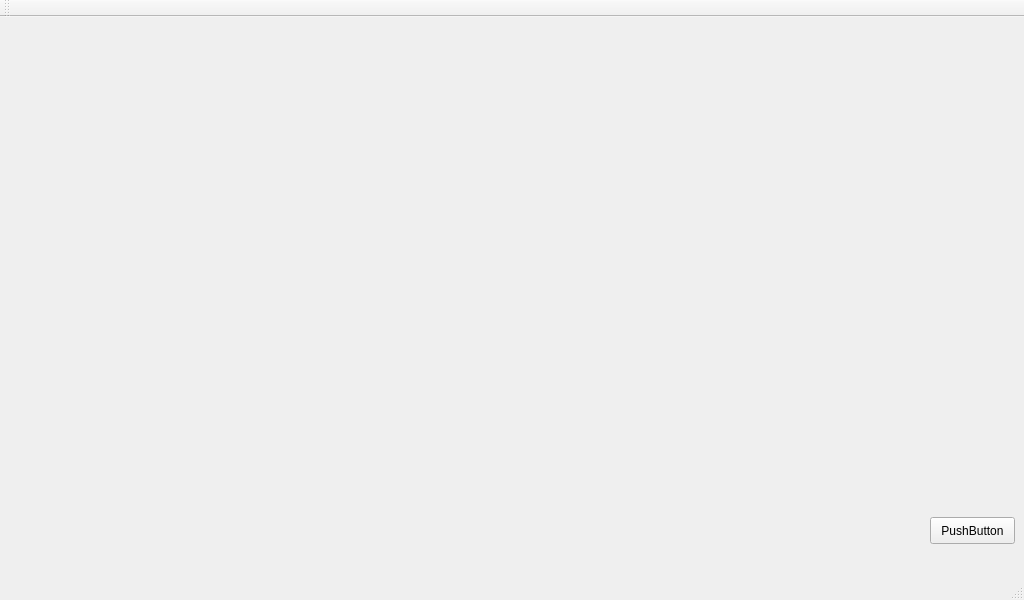
This is QTClient/mainwindow.ui in sunjiangbo/gyTool-Manager as Qt 5 draws it before an edit. The edited form follows.
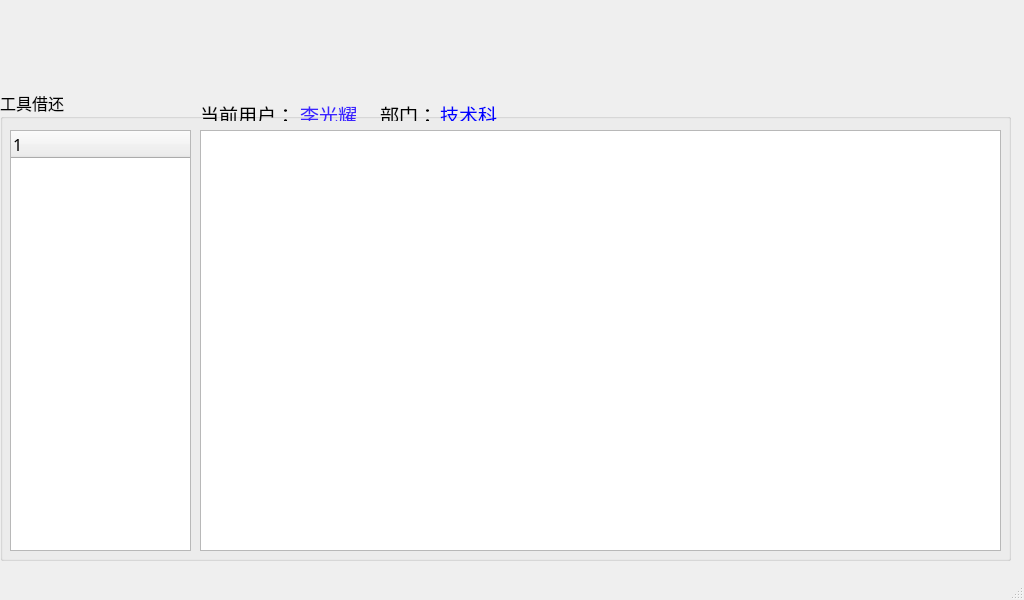
This is the edited form. Icons and pictures are not drawn.

What changed in the file:
```diff
--- a/QTClient/mainwindow.ui
+++ b/QTClient/mainwindow.ui
@@ -14,37 +14,115 @@
    <string>MainWindow</string>
   </property>
   <widget class="QWidget" name="centralWidget">
-   <widget class="QPushButton" name="pushButton">
+   <widget class="QLabel" name="label">
     <property name="geometry">
      <rect>
-      <x>930</x>
-      <y>500</y>
-      <width>85</width>
-      <height>27</height>
+      <x>210</x>
+      <y>10</y>
+      <width>591</width>
+      <height>81</height>
      </rect>
     </property>
     <property name="text">
-     <string>PushButton</string>
+     <string/>
     </property>
    </widget>
-  </widget>
-  <widget class="QMenuBar" name="menuBar">
-   <property name="geometry">
-    <rect>
-     <x>0</x>
-     <y>0</y>
-     <width>1024</width>
-     <height>21</height>
-    </rect>
-   </property>
-  </widget>
-  <widget class="QToolBar" name="mainToolBar">
-   <attribute name="toolBarArea">
-    <enum>TopToolBarArea</enum>
-   </attribute>
-   <attribute name="toolBarBreak">
-    <bool>false</bool>
-   </attribute>
+   <widget class="QGroupBox" name="groupBox">
+    <property name="geometry">
+     <rect>
+      <x>0</x>
+      <y>90</y>
+      <width>1011</width>
+      <height>471</height>
+     </rect>
+    </property>
+    <property name="font">
+     <font>
+      <family>新宋体</family>
+      <pointsize>12</pointsize>
+     </font>
+    </property>
+    <property name="title">
+     <string>工具借还</string>
+    </property>
+    <widget class="QTreeWidget" name="treeWidget">
+     <property name="geometry">
+      <rect>
+       <x>10</x>
+       <y>40</y>
+       <width>181</width>
+       <height>421</height>
+      </rect>
+     </property>
+     <column>
+      <property name="text">
+       <string notr="true">1</string>
+      </property>
+     </column>
+    </widget>
+    <widget class="QTableWidget" name="tableWidget">
+     <property name="geometry">
+      <rect>
+       <x>200</x>
+       <y>40</y>
+       <width>801</width>
+       <height>421</height>
+      </rect>
+     </property>
+    </widget>
+    <widget class="QLabel" name="label_2">
+     <property name="geometry">
+      <rect>
+       <x>200</x>
+       <y>10</y>
+       <width>91</width>
+       <height>21</height>
+      </rect>
+     </property>
+     <property name="text">
+      <string>&lt;html&gt;&lt;head/&gt;&lt;body&gt;&lt;p&gt;&lt;span style=&quot; font-size:14pt;&quot;&gt;当前用户：&lt;/span&gt;&lt;/p&gt;&lt;/body&gt;&lt;/html&gt;</string>
+     </property>
+    </widget>
+    <widget class="QLabel" name="uName">
+     <property name="geometry">
+      <rect>
+       <x>300</x>
+       <y>10</y>
+       <width>71</width>
+       <height>21</height>
+      </rect>
+     </property>
+     <property name="text">
+      <string>&lt;html&gt;&lt;head/&gt;&lt;body&gt;&lt;p&gt;&lt;span style=&quot; font-size:14pt; color:#3c23ff;&quot;&gt;李光耀&lt;/span&gt;&lt;/p&gt;&lt;/body&gt;&lt;/html&gt;</string>
+     </property>
+    </widget>
+    <widget class="QLabel" name="label_3">
+     <property name="geometry">
+      <rect>
+       <x>380</x>
+       <y>10</y>
+       <width>61</width>
+       <height>21</height>
+      </rect>
+     </property>
+     <property name="text">
+      <string>&lt;html&gt;&lt;head/&gt;&lt;body&gt;&lt;p&gt;&lt;span style=&quot; font-size:14pt;&quot;&gt;部门：&lt;/span&gt;&lt;/p&gt;&lt;/body&gt;&lt;/html&gt;</string>
+     </property>
+    </widget>
+    <widget class="QLabel" name="uCorp">
+     <property name="geometry">
+      <rect>
+       <x>440</x>
+       <y>10</y>
+       <width>71</width>
+       <height>21</height>
+      </rect>
+     </property>
+     <property name="text">
+      <string>&lt;html&gt;&lt;head/&gt;&lt;body&gt;&lt;p&gt;&lt;span style=&quot; font-size:14pt; color:#0000ff;&quot;&gt;技术科&lt;/span&gt;&lt;/p&gt;&lt;/body&gt;&lt;/html&gt;</string>
+     </property>
+    </widget>
+   </widget>
   </widget>
   <widget class="QStatusBar" name="statusBar"/>
  </widget>
```
Left out of the diff: 3 changed lines with no effect on the pictures.
